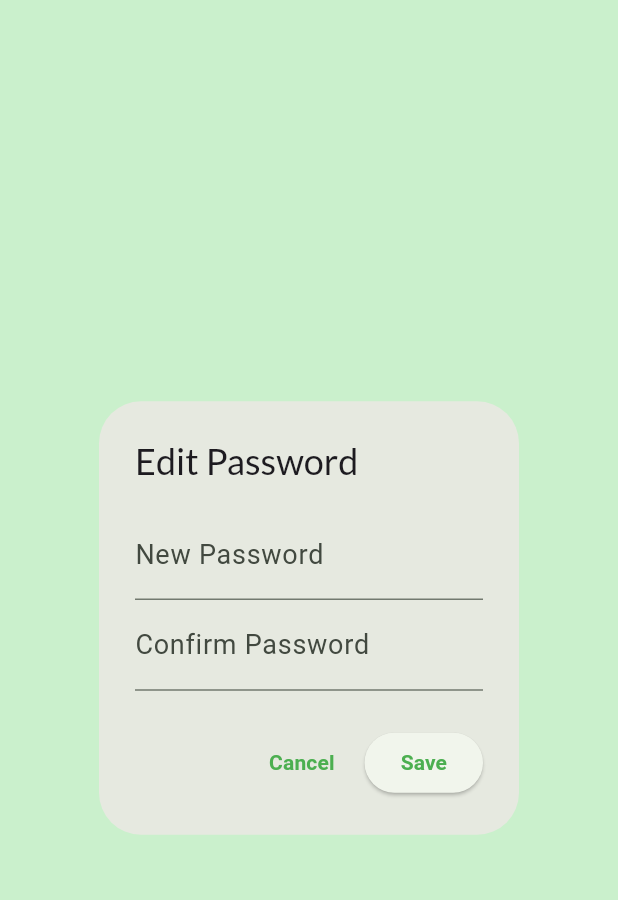
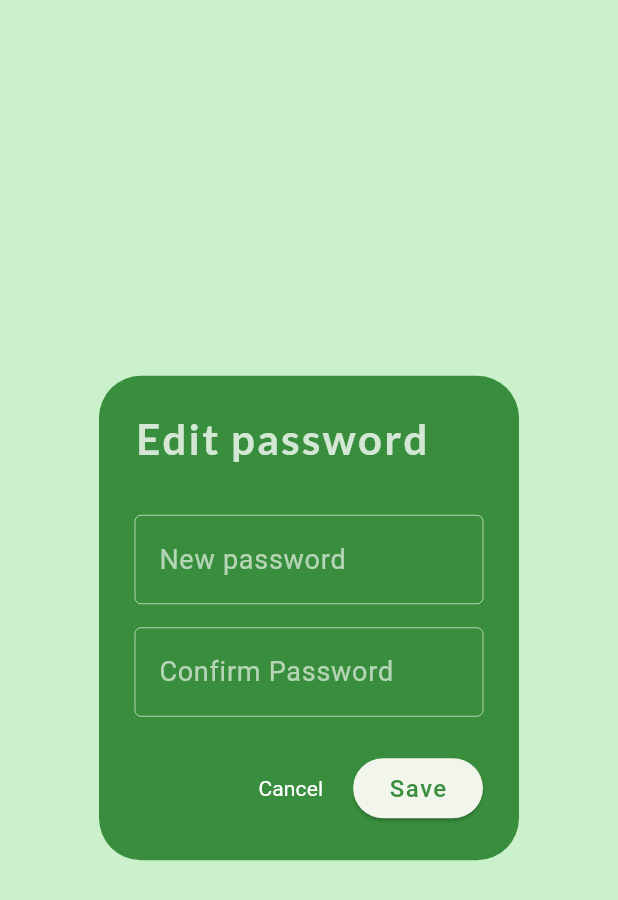
Before and after one commit to klouzhenk/finance_tracker, a Flutter app: the _EditPasswordDialog widget shown alone on an empty page, opened directly with empty values, on a phone screen of 412 x 824 dp. Shown: the top 900 px of the screen. Run offline on Flutter 3.47's test engine with Material 3 defaults, Android fonts, the phone set to English and light mode, and no system bars; our stand-ins replace fl_chart, flutter_riverpod, google_fonts, sqflite; accounts and stored records are empty.

Commit message:
Restyle alert dialogs

```diff
--- /dev/null
+++ b/lib/components/alert_dialog_title.dart
@@ -0,0 +1,20 @@
+import 'package:flutter/material.dart';
+
+class AlertDialogTitle extends StatelessWidget {
+  const AlertDialogTitle(this.text, {super.key});
+
+  final String text;
+
+  @override
+  Widget build(BuildContext context) {
+    return Text(
+      text,
+      style: const TextStyle(
+        color: Color.fromARGB(200, 255, 255, 255),
+        fontSize: 28,
+        fontWeight: FontWeight.bold,
+        letterSpacing: 1.5,
+      ),
+    );
+  }
+}
--- a/lib/pages/edit_user.dart
+++ b/lib/pages/edit_user.dart
@@ -1,5 +1,7 @@
+import 'package:finance_tracker/components/alert_dialog_title.dart';
 import 'package:finance_tracker/components/app_bar.dart';
 import 'package:finance_tracker/components/drawer.dart';
+import 'package:finance_tracker/styles/colors.dart';
 import 'package:flutter/material.dart';
 import 'package:flutter_riverpod/flutter_riverpod.dart';
 import 'package:finance_tracker/providers/user_provider.dart';
@@ -37,11 +39,9 @@ class EditUserPage extends ConsumerWidget {
               },
             ),
             const SizedBox(height: 16),
-
-            // Поле для пароля
             _EditableField(
               title: 'Password',
-              currentValue: '•••••••',
+              currentValue: user.password,
               isPassword: true,
               onEdit: () {
                 showDialog(
@@ -86,21 +86,44 @@ class _EditableField extends StatelessWidget {
             crossAxisAlignment: CrossAxisAlignment.start,
             children: [
               Text(
-                title,
-                style: Theme.of(context).textTheme.bodyMedium,
+                'Edit ${title.toLowerCase()}',
+                style: Theme.of(context).textTheme.headlineSmall!.copyWith(
+                      color: AppColors.accentColor,
+                      fontWeight: FontWeight.bold,
+                      letterSpacing: 1.2,
                     ),
-              const SizedBox(height: 4),
+              ),
+              const SizedBox(height: 8),
+              Row(
+                children: [
+                  Text(
+                    'Current ${title.toLowerCase()}: ',
+                    style: Theme.of(context)
+                        .textTheme
+                        .bodyLarge!
+                        .copyWith(fontWeight: FontWeight.w400),
+                    overflow: TextOverflow.ellipsis,
+                  ),
                   Text(
                     currentValue,
-                style: Theme.of(context).textTheme.bodySmall,
+                    style: Theme.of(context)
+                        .textTheme
+                        .bodyLarge!
+                        .copyWith(fontWeight: FontWeight.w300),
                     overflow: TextOverflow.ellipsis,
                   ),
+                ],
+              )
             ],
           ),
         ),
         IconButton(
           onPressed: onEdit,
-          icon: const Icon(Icons.edit),
+          icon: const Icon(
+            Icons.edit,
+            size: 28,
+            color: AppColors.darkAccentColor,
+          ),
         ),
       ],
     );
@@ -138,22 +161,46 @@ class _EditUsernameDialogState extends State<_EditUsernameDialog> {
   @override
   Widget build(BuildContext context) {
     return AlertDialog(
-      title: const Text('Edit Username'),
-      content: TextField(
+      title: const AlertDialogTitle('Edit Username'),
+      backgroundColor: AppColors.accentColor,
+      content: Column(mainAxisSize: MainAxisSize.min, children: [
+        const SizedBox(height: 20),
+        TextField(
           controller: _controller,
-        decoration: const InputDecoration(labelText: 'Username'),
+          style: const TextStyle(color: AppColors.buttonTextColor),
+          decoration: const InputDecoration(
+            labelText: 'Username',
+            labelStyle: TextStyle(color: Color.fromARGB(160, 255, 255, 255)),
+            enabledBorder: OutlineInputBorder(
+              borderSide: BorderSide(
+                  color: Color.fromARGB(160, 255, 255, 255), width: 0.0),
             ),
+            border: OutlineInputBorder(),
+          ),
+        ),
+      ]),
       actions: [
         TextButton(
           onPressed: () => Navigator.pop(context),
-          child: const Text('Cancel'),
+          child: const Text(
+            'Cancel',
+            style: TextStyle(color: AppColors.buttonTextColor),
+          ),
         ),
         ElevatedButton(
           onPressed: () {
             widget.onSave(_controller.text.trim());
             Navigator.pop(context);
           },
-          child: const Text('Save'),
+          child: const Text(
+            'Save',
+            style: TextStyle(
+              color: AppColors.accentColor,
+              fontSize: 16,
+              fontWeight: FontWeight.w500,
+              letterSpacing: 1,
+            ),
+          ),
         ),
       ],
     );
@@ -207,25 +254,46 @@ class _EditPasswordDialogState extends State<_EditPasswordDialog> {
   @override
   Widget build(BuildContext context) {
     return AlertDialog(
-      title: const Text('Edit Password'),
+      title: const AlertDialogTitle('Edit password'),
+      backgroundColor: AppColors.accentColor,
       content: Column(
         mainAxisSize: MainAxisSize.min,
         children: [
+          const SizedBox(height: 16),
           TextField(
             controller: _newPasswordController,
             obscureText: true,
-            decoration: const InputDecoration(labelText: 'New Password'),
+            style: const TextStyle(color: AppColors.buttonTextColor),
+            decoration: const InputDecoration(
+              labelText: 'New password',
+              labelStyle: TextStyle(color: Color.fromARGB(160, 255, 255, 255)),
+              enabledBorder: OutlineInputBorder(
+                borderSide: BorderSide(
+                    color: Color.fromARGB(160, 255, 255, 255), width: 0.0),
               ),
+              border: OutlineInputBorder(),
+            ),
+          ),
+          const SizedBox(height: 16),
           TextField(
             controller: _confirmPasswordController,
             obscureText: true,
-            decoration: const InputDecoration(labelText: 'Confirm Password'),
+            style: const TextStyle(color: AppColors.buttonTextColor),
+            decoration: const InputDecoration(
+              labelText: 'Confirm Password',
+              labelStyle: TextStyle(color: Color.fromARGB(160, 255, 255, 255)),
+              enabledBorder: OutlineInputBorder(
+                borderSide: BorderSide(
+                    color: Color.fromARGB(160, 255, 255, 255), width: 0.0),
+              ),
+              border: OutlineInputBorder(),
+            ),
           ),
           if (_errorText != null) ...[
             const SizedBox(height: 8),
             Text(
               _errorText!,
-              style: const TextStyle(color: Colors.red),
+              style: const TextStyle(color: Color.fromARGB(255, 246, 190, 186)),
             ),
           ],
         ],
@@ -233,11 +301,25 @@ class _EditPasswordDialogState extends State<_EditPasswordDialog> {
       actions: [
         TextButton(
           onPressed: () => Navigator.pop(context),
-          child: const Text('Cancel'),
+          child: const Text(
+            'Cancel',
+            style: TextStyle(
+              color: AppColors.buttonTextColor,
+              fontWeight: FontWeight.w400,
+            ),
+          ),
         ),
         ElevatedButton(
           onPressed: _save,
-          child: const Text('Save'),
+          child: const Text(
+            'Save',
+            style: TextStyle(
+              color: AppColors.accentColor,
+              fontSize: 16,
+              fontWeight: FontWeight.w500,
+              letterSpacing: 1,
+            ),
+          ),
         ),
       ],
     );
```
Also changed, not shown: lib/components/delete_alert_dialog.dart (+5 -10 lines). Lines whose indentation alone changed are shown as unchanged.
